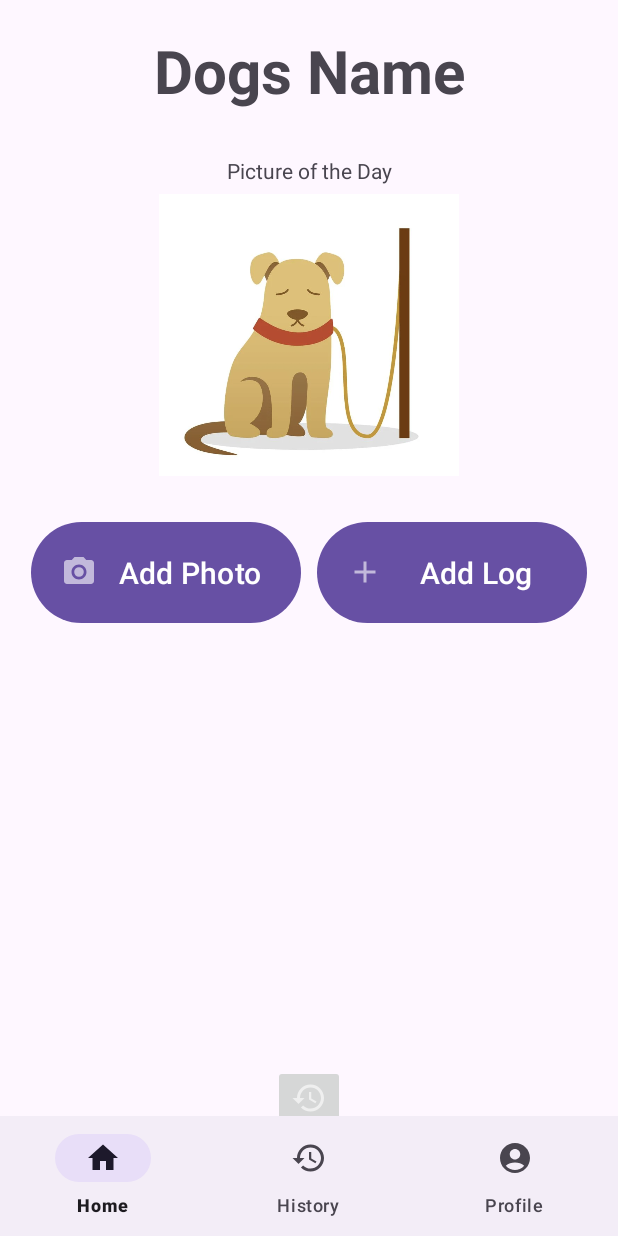
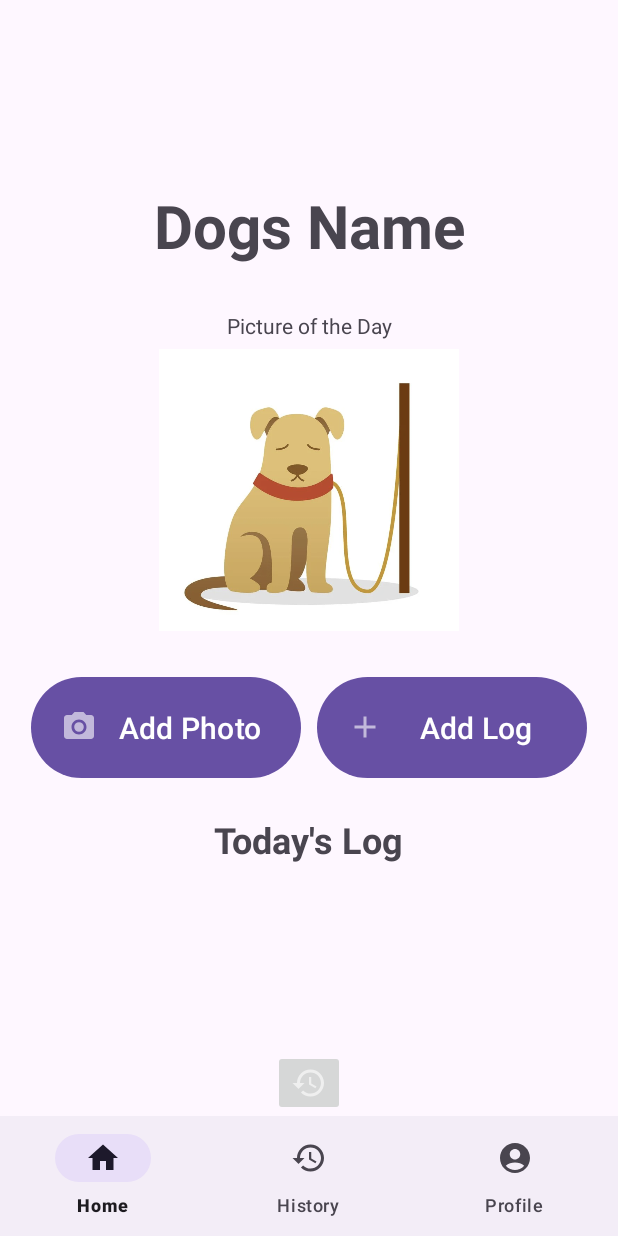
Before and after one commit to aliensexistbro/DogDiary, an Android app: the layout activity_main.xml on its own in the app's theme, with its tools: preview values and no code run, on a phone screen of 412 x 824 dp. Run offline under Robolectric (Android 15) with nearby library versions, the phone set to English and light mode, and no system bars.

Commit message:
Updated Main Activity UI

```diff
--- a/app/src/main/res/layout/activity_main.xml
+++ b/app/src/main/res/layout/activity_main.xml
@@ -5,12 +5,15 @@
     android:layout_height="match_parent"
     xmlns:app="http://schemas.android.com/apk/res-auto"
     android:orientation="vertical"
-    tools:context=".MainActivity">
+    tools:context=".MainActivity"
+    android:gravity="center_horizontal"
+    >
     <LinearLayout
         android:layout_width="match_parent"
         android:layout_height="match_parent"
         android:layout_weight="1"
-        android:orientation="vertical">
+        android:orientation="vertical"
+        android:gravity="center">
         <TextView
             android:id="@+id/logTitleTextView"
             android:layout_width="match_parent"
@@ -45,7 +48,8 @@
             android:layout_height="wrap_content"
             android:orientation="horizontal"
             android:gravity="center"
-            android:padding="15dp">
+            android:padding="15dp"
+            android:maxWidth="200dp">
             <Button
                 android:id="@+id/cameraButton"
                 android:layout_width="0dp"
@@ -78,16 +82,129 @@
 
 
         </LinearLayout>
+        <TextView
+            android:layout_width="wrap_content"
+            android:layout_height="wrap_content"
+            android:text="Today's Log"
+            android:textSize="24sp"
+            android:textStyle="bold"/>
+        <LinearLayout
+            android:layout_width="wrap_content"
+            android:layout_height="wrap_content"
+            android:orientation="horizontal"
+            android:minWidth="375dp"
+            >
+            <LinearLayout
+                android:layout_width="0dp"
+                android:layout_height="wrap_content"
+                android:orientation="vertical"
+                android:layout_weight="1">
+                <TextView
+                    android:id="@+id/poopCountTextView"
+                    android:layout_width="wrap_content"
+                    android:layout_height="wrap_content"
+                    android:text="Number of poops:"
+                    android:textSize="18sp"
+                    android:paddingTop="5sp"
+                    android:visibility="gone"
+                    />
+                <TextView
+                    android:id="@+id/peeCountTextView"
+                    android:layout_width="wrap_content"
+                    android:layout_height="wrap_content"
+                    android:text="Number of pee:"
+                    android:textSize="18sp"
+                    android:paddingTop="5sp"
+                    android:visibility="gone"
+                    />
+
+                <TextView
+                    android:id="@+id/foodCountTextView"
+                    android:layout_width="wrap_content"
+                    android:layout_height="wrap_content"
+                    android:text="Number of pee:"
+                    android:textSize="18sp"
+                    android:paddingTop="5sp"
+                    android:visibility="gone"
+                    />
+                <TextView
+                    android:id="@+id/walkCountTextView"
+                    android:layout_width="wrap_content"
+                    android:layout_height="wrap_content"
+                    android:text="Number of walk:"
+                    android:textSize="18sp"
+                    android:paddingTop="5sp"
+                    android:visibility="gone"
+
+                    />
+
+            </LinearLayout>
+            <LinearLayout
+                android:layout_width="0dp"
+                android:layout_height="wrap_content"
+                android:orientation="vertical"
+                android:layout_weight="1"
+                >
+                <TextView
+                    android:id="@+id/poopDateTextView"
+                    android:layout_width="wrap_content"
+                    android:layout_height="wrap_content"
+                    android:text="Last Poop Time:"
+                    android:textSize="18sp"
+                    android:paddingTop="5sp"
+                    android:visibility="gone"
+
+
+                    />
+                <TextView
+                    android:id="@+id/peeDateTextView"
+                    android:layout_width="wrap_content"
+                    android:layout_height="wrap_content"
+                    android:text="Last Dee time:"
+                    android:textSize="18sp"
+                    android:paddingTop="5sp"
+                    android:visibility="gone"
+
+                    />
+                <TextView
+                    android:id="@+id/foodDateTextView"
+                    android:layout_width="wrap_content"
+                    android:layout_height="wrap_content"
+                    android:text="Last pee time:"
+                    android:textSize="18sp"
+                    android:paddingTop="5sp"
+                    android:visibility="gone"
+                    />
+                <TextView
+                    android:id="@+id/walkTimeTextView"
+                    android:layout_width="wrap_content"
+                    android:layout_height="wrap_content"
+                    android:text="Walk Time:"
+                    android:textSize="18sp"
+                    android:paddingTop="5sp"
+                    android:visibility="gone"
+
+                    />
+
+                <TextView
+                    android:id="@+id/stepsTextView"
+                    android:layout_width="wrap_content"
+                    android:layout_height="wrap_content"
+                    android:text="Steps:"
+                    android:textSize="18sp"
+                    android:paddingTop="5sp"
+                    android:visibility="gone"
+                    />
+
+            </LinearLayout>
+
+        </LinearLayout>
 
     </LinearLayout>
 
-    <LinearLayout
-        android:layout_width="match_parent"
-        android:layout_height="wrap_content"
-        android:orientation="horizontal"
-        android:layout_gravity="center"
-        android:gravity="center">
-        <ImageButton
+
+
+    <ImageButton
         android:id="@+id/historyButton"
         android:layout_width="wrap_content"
         android:layout_height="wrap_content"
@@ -95,101 +212,7 @@
         android:layout_below="@id/logButton"
         android:layout_centerHorizontal="true"
         android:layout_marginTop="20dp" />
-    <TextView
-        android:id="@+id/poopCountTextView"
-        android:layout_width="wrap_content"
-        android:layout_height="wrap_content"
-        android:text="Number of poops:"
-        android:layout_below="@id/historyButton"
-        android:textSize="18sp"
-        android:layout_centerHorizontal="true"
-        android:layout_marginTop="20dp"
-        android:visibility="gone"/>
-    <TextView
-        android:id="@+id/poopDateTextView"
-        android:layout_width="wrap_content"
-        android:layout_height="wrap_content"
-        android:text="Last poop time:"
-        android:layout_below="@id/poopCountTextView"
-        android:textSize="18sp"
-        android:layout_centerHorizontal="true"
-        android:layout_marginTop="20dp"
-        android:visibility="gone"/>
 
-    <TextView
-        android:id="@+id/peeCountTextView"
-        android:layout_width="wrap_content"
-        android:layout_height="wrap_content"
-        android:text="Number of pee:"
-        android:layout_below="@id/poopDateTextView"
-        android:textSize="18sp"
-        android:layout_centerHorizontal="true"
-        android:layout_marginTop="20dp"
-        android:visibility="gone"/>
-    <TextView
-        android:id="@+id/peeDateTextView"
-        android:layout_width="wrap_content"
-        android:layout_height="wrap_content"
-        android:text="Last pee time:"
-        android:layout_below="@id/peeCountTextView"
-        android:textSize="18sp"
-        android:layout_centerHorizontal="true"
-        android:layout_marginTop="20dp"
-        android:visibility="gone"/>
-
-    <TextView
-        android:id="@+id/foodCountTextView"
-        android:layout_width="wrap_content"
-        android:layout_height="wrap_content"
-        android:text="Number of pee:"
-        android:layout_below="@id/peeDateTextView"
-        android:textSize="18sp"
-        android:layout_centerHorizontal="true"
-        android:layout_marginTop="20dp"
-        android:visibility="gone"/>
-    <TextView
-        android:id="@+id/foodDateTextView"
-        android:layout_width="wrap_content"
-        android:layout_height="wrap_content"
-        android:text="Last pee time:"
-        android:layout_below="@id/foodCountTextView"
-        android:textSize="18sp"
-        android:layout_centerHorizontal="true"
-        android:layout_marginTop="20dp"
-        android:visibility="gone"/>
-
-    <TextView
-        android:id="@+id/walkCountTextView"
-        android:layout_width="wrap_content"
-        android:layout_height="wrap_content"
-        android:text="Number of walk:"
-        android:layout_below="@id/foodDateTextView"
-        android:textSize="18sp"
-        android:layout_centerHorizontal="true"
-        android:layout_marginTop="20dp"
-        android:visibility="gone"/>
-    <TextView
-        android:id="@+id/stepsTextView"
-        android:layout_width="wrap_content"
-        android:layout_height="wrap_content"
-        android:text="Steps:"
-        android:layout_below="@id/walkCountTextView"
-        android:textSize="18sp"
-        android:layout_centerHorizontal="true"
-        android:layout_marginTop="20dp"
-        android:visibility="gone"/>
-    <TextView
-        android:id="@+id/walkTimeTextView"
-        android:layout_width="wrap_content"
-        android:layout_height="wrap_content"
-        android:text="Walk Time:"
-        android:layout_below="@id/walkCountTextView"
-        android:textSize="18sp"
-        android:layout_centerHorizontal="true"
-        android:layout_marginTop="20dp"
-        android:visibility="gone"/>
-
-    </LinearLayout>
     <com.google.android.material.bottomnavigation.BottomNavigationView
         android:id="@+id/homeBottomNavigation"
         android:layout_width="match_parent"
```
